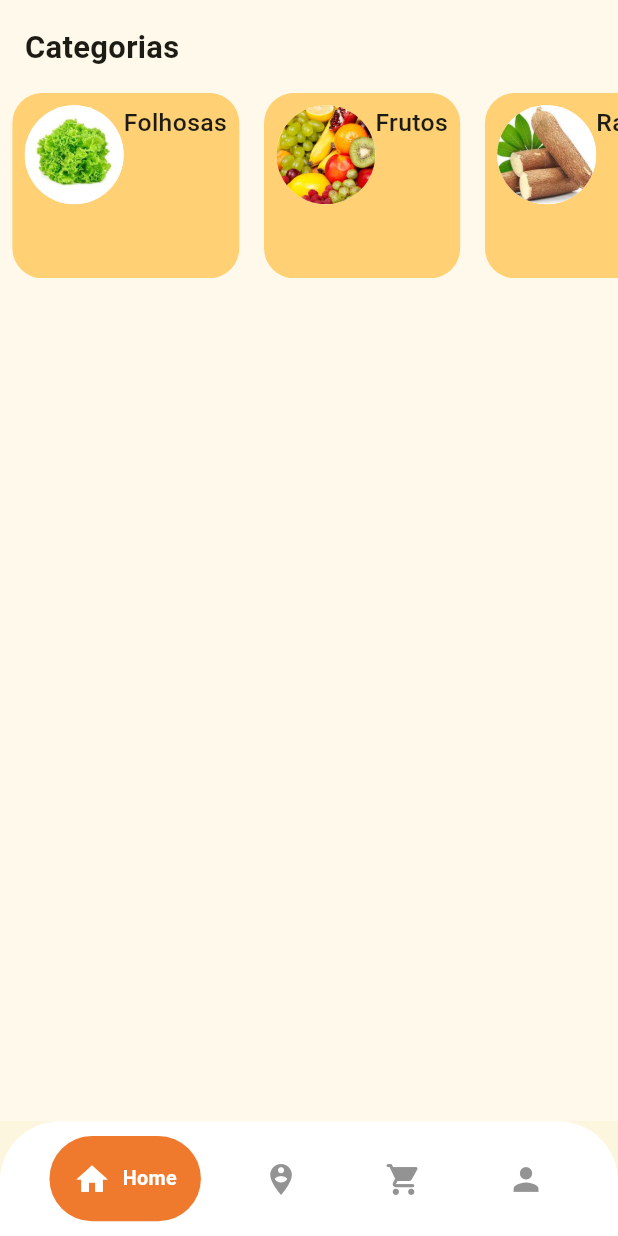
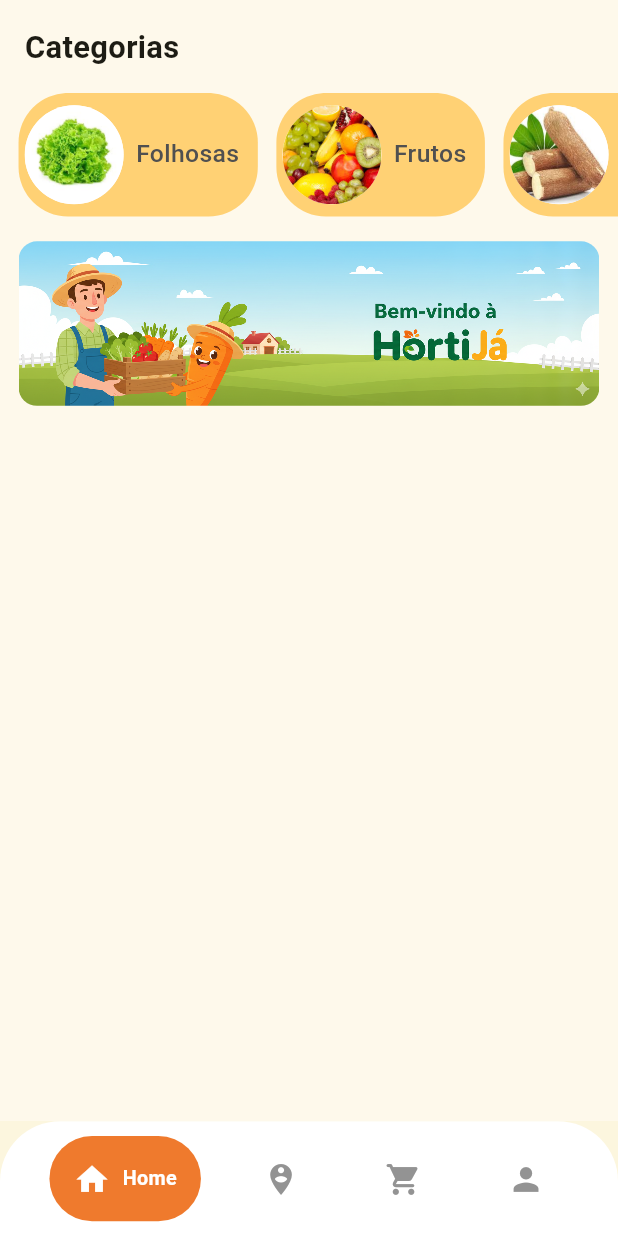
Before and after one commit to Geotryy/hortija-app, a Flutter app: the screen it shows after launch, on a phone screen of 412 x 824 dp. Run offline on Flutter 3.47's test engine with Material 3 defaults, Android fonts, the phone set to English and light mode, and no system bars; drawn by our look-alikes of google_nav_bar; our stand-ins replace freezed_annotation.

Commit message:
arrumando as categorias no padrao correto, e adicionado banner de boas-vindas na tela home

```diff
--- a/lib/screens/home/custom_card_category.dart
+++ b/lib/screens/home/custom_card_category.dart
@@ -17,28 +17,30 @@ class CustomCardCategory extends StatelessWidget {
     SizeConfig.init(context);
     return GestureDetector(
       child: Container(
-        padding: EdgeInsets.all(SizeConfig.wp(2)),
+        padding: EdgeInsets.all(SizeConfig.wp(1)),
         decoration: BoxDecoration(
-          borderRadius: BorderRadius.circular(20),
+          borderRadius: BorderRadius.circular(SizeConfig.wp(8)),
           color: const Color(0XFFFFD174),
         ),
         child: Row(
           mainAxisSize: MainAxisSize.min,
-          crossAxisAlignment: CrossAxisAlignment.start,
+          crossAxisAlignment: CrossAxisAlignment.center,
           children: [
             CircleAvatar(
               backgroundColor: Colors.white,
               radius: SizeConfig.wp(8),
               backgroundImage: AssetImage(image),
             ),
-            SizedBox(height: SizeConfig.hp(1)),
+            SizedBox(width: SizeConfig.wp(2)),
             Text(
               name,
               style: TextStyle(
+color: Color(0XFF505050),
                 fontSize: SizeConfig.wp(4),
                 fontWeight: FontWeight.w500,
               ),
             ),
+SizedBox(width: SizeConfig.wp(2)),
           ],
         ),
       ),
--- a/lib/screens/home/home_screen.dart
+++ b/lib/screens/home/home_screen.dart
@@ -30,14 +30,14 @@ class _HomeScreenState extends State<HomeScreen> {
             ),
           ),
           SizedBox(
-            height: SizeConfig.hp(15), // altura fixa pro ListView
+            height: SizeConfig.hp(10),
             child: ListView.builder(
               scrollDirection: Axis.horizontal,
               itemCount: kDefaultCategories.length,
               itemBuilder: (BuildContext context, int index) {
                 final category = kDefaultCategories[index];
                 return Padding(
-                  padding: EdgeInsets.symmetric(horizontal: SizeConfig.wp(2)),
+                  padding: EdgeInsets.only(left: SizeConfig.wp(3)),
                   child: CustomCardCategory(
                     image: category.imageUrl,
                     name: category.name,
@@ -46,6 +46,19 @@ class _HomeScreenState extends State<HomeScreen> {
               },
             ),
           ),
+
+          Padding(
+            padding: EdgeInsets.symmetric(horizontal: SizeConfig.wp(3), vertical: SizeConfig.hp(2)),
+            child: ClipRRect(
+              borderRadius: BorderRadius.circular(SizeConfig.wp(3)),
+              child: Image.asset(
+                "assets/images/welcome-banner.png",
+                width: double.infinity, // ocupa toda a largura
+                fit: BoxFit.fitWidth, // ajusta pela largura, sem cortar
+                filterQuality: FilterQuality.high,
+              ),
+            ),
+          ),
         ],
       ),
     );
--- a/pubspec.yaml
+++ b/pubspec.yaml
@@ -62,6 +62,7 @@ flutter:
     - assets/images/
     - assets/images/categories/
     - assets/images/bg-auth.png
+    - assets/images/welcome-banner.png
 
   # An image asset can refer to one or more resolution-specific "variants", see
   # https://flutter.dev/to/resolution-aware-images
```
Also changed, not shown: assets/images/welcome-banner.png (added).
